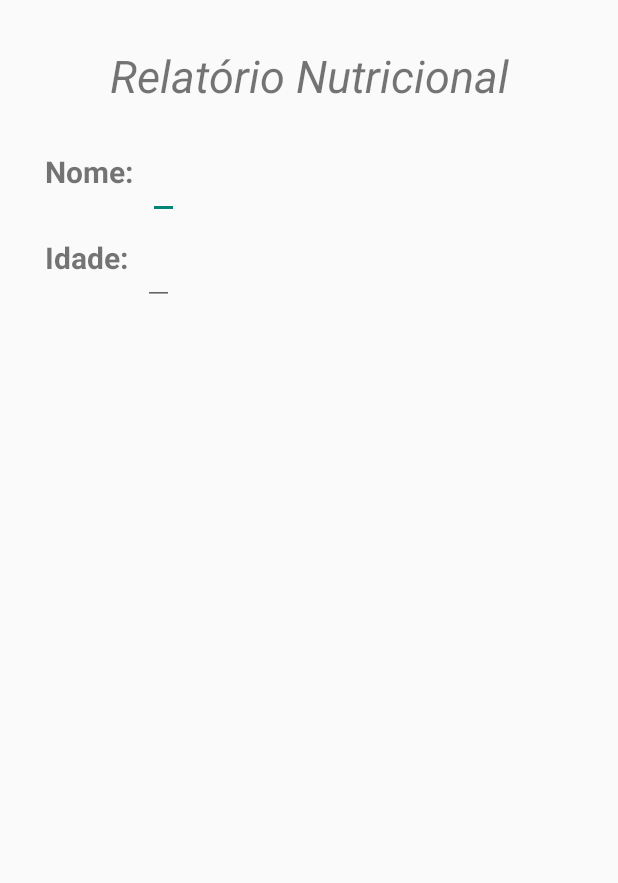
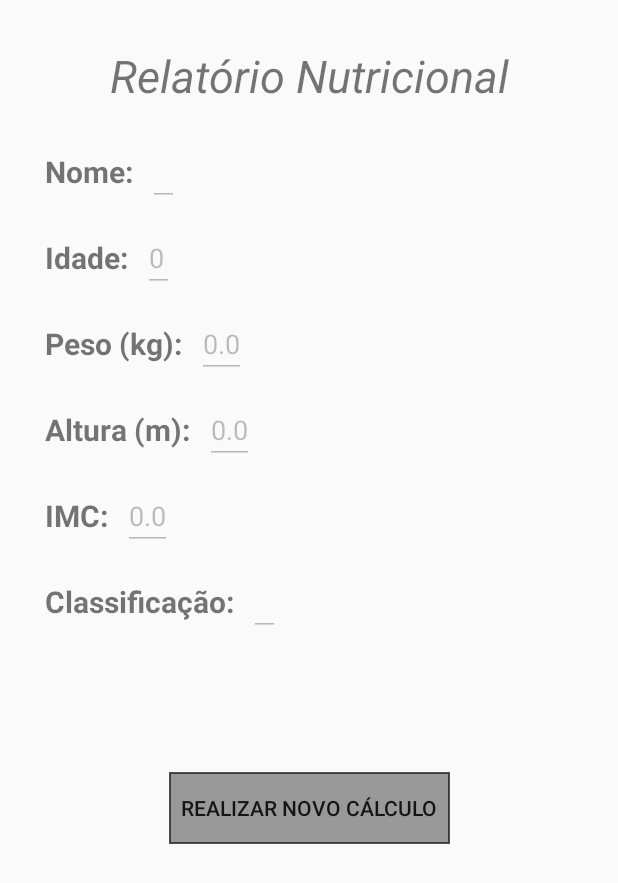
Before and after one commit to H3nriqu3L/BMI-Android, an Android app: the Tela2 screen opened directly, with no data from a screen before it, on a phone screen of 412 x 824 dp. Shown: the top 883 px of the screen. Run offline under Robolectric (Android 15) with nearby library versions, the phone set to English and light mode, and no system bars.

Commit message:
Implemented 2 screen

```diff
--- a/app/src/main/java/com/example/mmc/MainActivity.java
+++ b/app/src/main/java/com/example/mmc/MainActivity.java
@@ -47,7 +47,24 @@ public class MainActivity extends AppCompatActivity {
         double peso_num = Double.parseDouble(peso_text);
         double altura_num = Double.parseDouble(altura_text);
 
-        double imc = peso_num/altura_num;
+        double imc = peso_num/(altura_num*altura_num);
+        String classification_imc;
+
+        // Definindo a classificação com base no valor do IMC
+        if (imc < 18.5) {
+            classification_imc = "Abaixo do Peso";
+        } else if (imc >= 18.5 && imc <= 24.9) {
+            classification_imc = "Saudável";
+        } else if (imc >= 25 && imc <= 29.9) {
+            classification_imc = "Sobrepeso";
+        } else if (imc >= 30 && imc <= 34.9) {
+            classification_imc = "Obesidade Grau I";
+        } else if (imc >= 35 && imc <= 39.9) {
+            classification_imc = "Obesidade Grau II (severa)";
+        } else {
+            classification_imc = "Obesidade Grau III (mórbida)";
+        }
+
         Intent it = new Intent(getBaseContext(), Tela2.class);
 
         it.putExtra("imc", imc);
@@ -55,6 +72,7 @@ public class MainActivity extends AppCompatActivity {
         it.putExtra("idade", idade_num);
         it.putExtra("peso", peso_num);
         it.putExtra("altura", altura_num);
+        it.putExtra("classification_imc", classification_imc);
 
         startActivity(it);
 
--- a/app/src/main/java/com/example/mmc/Tela2.java
+++ b/app/src/main/java/com/example/mmc/Tela2.java
@@ -3,6 +3,8 @@ package com.example.mmc;
 import android.app.Activity;
 import android.os.Bundle;
 import android.view.View;
+import android.content.Intent;
+import android.widget.EditText;
 
 public class Tela2 extends Activity {
 
@@ -10,6 +12,37 @@ public class Tela2 extends Activity {
     protected void onCreate(Bundle savedInstanceState) {
         super.onCreate(savedInstanceState);
         setContentView(R.layout.activity_tela2);
+
+        Intent intent = getIntent();
+        double imc = intent.getDoubleExtra("imc", 0.0);
+        String nome = intent.getStringExtra("nome");
+        int idade = intent.getIntExtra("idade", 0);
+        double peso = intent.getDoubleExtra("peso", 0.0);
+        double altura = intent.getDoubleExtra("altura", 0.0);
+        String classificacao = intent.getStringExtra("classification_imc");
+
+
+        EditText classificationEdit = findViewById(R.id.classification_edit);
+        EditText imcEdit = findViewById(R.id.imc_edit);
+        EditText nomeEdit = findViewById(R.id.nome_edit);
+        EditText idadeEdit = findViewById(R.id.idade_edit);
+        EditText pesoEdit = findViewById(R.id.peso_edit);
+        EditText alturaEdit = findViewById(R.id.altura_edit);
+
+        classificationEdit.setText(classificacao);
+        imcEdit.setText(String.valueOf(imc));
+        nomeEdit.setText(nome);
+        idadeEdit.setText(String.valueOf(idade));
+        pesoEdit.setText(String.valueOf(peso));
+        alturaEdit.setText(String.valueOf(altura));
+
+
+        classificationEdit.setEnabled(false);
+        imcEdit.setEnabled(false);
+        nomeEdit.setEnabled(false);
+        idadeEdit.setEnabled(false);
+        pesoEdit.setEnabled(false);
+        alturaEdit.setEnabled(false);
     }
 
     public void voltar(View v){
--- a/app/src/main/res/layout/activity_tela2.xml
+++ b/app/src/main/res/layout/activity_tela2.xml
@@ -23,7 +23,7 @@ tools:context=".Tela2">
         />
 
     <TextView
-        android:id="@+id/nome"
+        android:id="@+id/nome_rel"
         android:layout_width="wrap_content"
         android:layout_height="wrap_content"
         android:text="@string/nome"
@@ -34,17 +34,19 @@ tools:context=".Tela2">
         app:layout_constraintTop_toBottomOf="@id/relatorio"
         app:layout_constraintStart_toStartOf="parent"/>
     <EditText
+        android:id="@+id/nome_edit"
         android:layout_width="wrap_content"
         android:layout_height="wrap_content"
         android:layout_marginStart="10dp"
-        app:layout_constraintStart_toEndOf="@id/nome"
-        app:layout_constraintTop_toTopOf="@id/nome"
+        app:layout_constraintStart_toEndOf="@id/nome_rel"
+        app:layout_constraintTop_toTopOf="@id/nome_rel"
+        app:layout_constraintBottom_toBottomOf="@id/nome_rel"
         android:inputType="none"
         />
 
 
     <TextView
-        android:id="@+id/idade"
+        android:id="@+id/idade_rel"
         android:layout_width="wrap_content"
         android:layout_height="wrap_content"
         android:text="@string/idade"
@@ -52,18 +54,120 @@ tools:context=".Tela2">
         android:layout_marginTop="30dp"
         android:layout_marginStart="30dp"
         android:textStyle="bold"
-        app:layout_constraintTop_toBottomOf="@id/nome"
+        app:layout_constraintTop_toBottomOf="@id/nome_rel"
         app:layout_constraintStart_toStartOf="parent"/>
     <EditText
+        android:id="@+id/idade_edit"
         android:layout_width="wrap_content"
         android:layout_height="wrap_content"
         android:layout_marginStart="10dp"
-        app:layout_constraintStart_toEndOf="@id/idade"
-        app:layout_constraintTop_toTopOf="@id/idade"
+        app:layout_constraintStart_toEndOf="@id/idade_rel"
+        app:layout_constraintTop_toTopOf="@id/idade_rel"
+        app:layout_constraintBottom_toBottomOf="@id/idade_rel"
         android:inputType="none"
         />
 
+    <TextView
+        android:id="@+id/peso_rel"
+        android:layout_width="wrap_content"
+        android:layout_height="wrap_content"
+        android:text="@string/peso"
+        android:textSize="20dp"
+        android:layout_marginTop="30dp"
+        android:layout_marginStart="30dp"
+        android:textStyle="bold"
+        app:layout_constraintTop_toBottomOf="@id/idade_rel"
+        app:layout_constraintStart_toStartOf="parent"/>
+    <EditText
+        android:id="@+id/peso_edit"
+        android:layout_width="wrap_content"
+        android:layout_height="wrap_content"
+        android:layout_marginStart="10dp"
+        app:layout_constraintStart_toEndOf="@id/peso_rel"
+        app:layout_constraintTop_toTopOf="@id/peso_rel"
+        android:inputType="none"
+        app:layout_constraintBottom_toBottomOf="@id/peso_rel"
+        />
+
+    <TextView
+        android:id="@+id/altura_rel"
+        android:layout_width="wrap_content"
+        android:layout_height="wrap_content"
+        android:text="@string/altura"
+        android:textSize="20dp"
+        android:layout_marginTop="30dp"
+        android:layout_marginStart="30dp"
+        android:textStyle="bold"
+        app:layout_constraintTop_toBottomOf="@id/peso_rel"
+        app:layout_constraintStart_toStartOf="parent"/>
+    <EditText
+        android:id="@+id/altura_edit"
+        android:layout_width="wrap_content"
+        android:layout_height="wrap_content"
+        android:layout_marginStart="10dp"
+        app:layout_constraintStart_toEndOf="@id/altura_rel"
+        app:layout_constraintTop_toTopOf="@id/altura_rel"
+        android:inputType="none"
+        app:layout_constraintBottom_toBottomOf="@id/altura_rel"
+        />
 
 
+    <TextView
+        android:id="@+id/imc_rel"
+        android:layout_width="wrap_content"
+        android:layout_height="wrap_content"
+        android:text="@string/IMC"
+        android:textSize="20dp"
+        android:layout_marginTop="30dp"
+        android:layout_marginStart="30dp"
+        android:textStyle="bold"
+        app:layout_constraintTop_toBottomOf="@id/altura_rel"
+        app:layout_constraintStart_toStartOf="parent"/>
+    <EditText
+        android:id="@+id/imc_edit"
+        android:layout_width="wrap_content"
+        android:layout_height="wrap_content"
+        android:layout_marginStart="10dp"
+        app:layout_constraintStart_toEndOf="@id/imc_rel"
+        app:layout_constraintTop_toTopOf="@id/imc_rel"
+        android:inputType="none"
+        app:layout_constraintBottom_toBottomOf="@id/imc_rel"
+        />
+
+    <TextView
+        android:id="@+id/class_rel"
+        android:layout_width="wrap_content"
+        android:layout_height="wrap_content"
+        android:text="@string/class_str"
+        android:textSize="20dp"
+        android:layout_marginTop="30dp"
+        android:layout_marginStart="30dp"
+        android:textStyle="bold"
+        app:layout_constraintTop_toBottomOf="@id/imc_rel"
+        app:layout_constraintStart_toStartOf="parent"/>
+    <EditText
+        android:id="@+id/classification_edit"
+        android:layout_width="wrap_content"
+        android:layout_height="wrap_content"
+        android:layout_marginStart="10dp"
+        app:layout_constraintStart_toEndOf="@id/class_rel"
+        app:layout_constraintTop_toTopOf="@id/class_rel"
+        android:inputType="none"
+        app:layout_constraintBottom_toBottomOf="@id/class_rel"
+        />
+
+
+    <Button
+        android:id="@+id/relatorio_button_voltar"
+        android:layout_width="wrap_content"
+        android:layout_height="wrap_content"
+        android:text="@string/novoCalc"
+        android:background="@drawable/button_drawable"
+        android:layout_marginTop="100dp"
+        android:onClick="voltar"
+        app:layout_constraintTop_toBottomOf="@id/class_rel"
+        app:layout_constraintStart_toStartOf="parent"
+        app:layout_constraintEnd_toEndOf="parent"
+        />
 
 </androidx.constraintlayout.widget.ConstraintLayout>
--- a/app/src/main/res/values/strings.xml
+++ b/app/src/main/res/values/strings.xml
@@ -5,4 +5,7 @@
     <string name="peso">Peso (kg):</string>
     <string name="altura">Altura (m):</string>
     <string name="relatorio">Relatório Nutricional</string>
+    <string name="novoCalc">Realizar novo Cálculo</string>
+    <string name="IMC">IMC:</string>
+    <string name="class_str">Classificação:</string>
 </resources>
```
